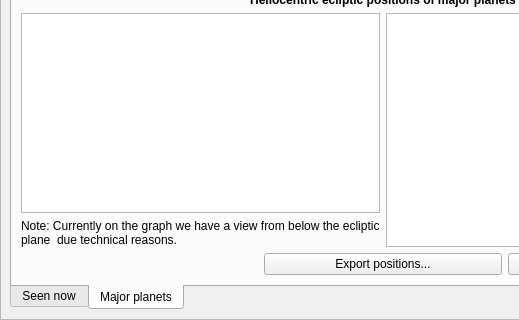
Qt form src/gui/astroCalcDialog.ui (Stellarium/stellarium) before a commit; both pictures show x 0 to 519 and y 127 to 447 of the 766 by 447 pixel window.
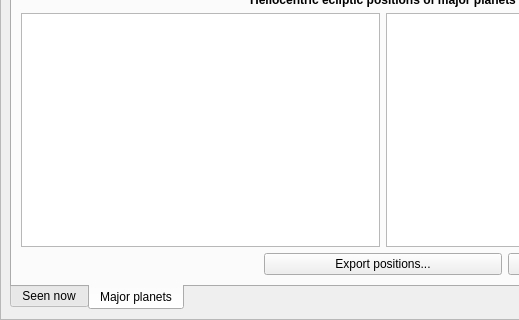
The same form after that commit. The open tabs and pages were chosen to show the change. Icons and pictures are not drawn. Custom widgets are drawn as their Qt base class.

Commit message: Fix "log map from above"

Patch:
```diff
--- a/src/gui/astroCalcDialog.ui
+++ b/src/gui/astroCalcDialog.ui
@@ -521,16 +521,6 @@
                   </property>
                  </widget>
                 </item>
-                <item>
-                 <widget class="QLabel" name="hecNoteLabel">
-                  <property name="text">
-                   <string>Note: Currently on the graph we have a view from below the ecliptic plane  due technical reasons.</string>
-                  </property>
-                  <property name="wordWrap">
-                   <bool>true</bool>
-                  </property>
-                 </widget>
-                </item>
                </layout>
               </item>
               <item row="3" column="0" colspan="2">
```
The commit also changes 1 other file.
